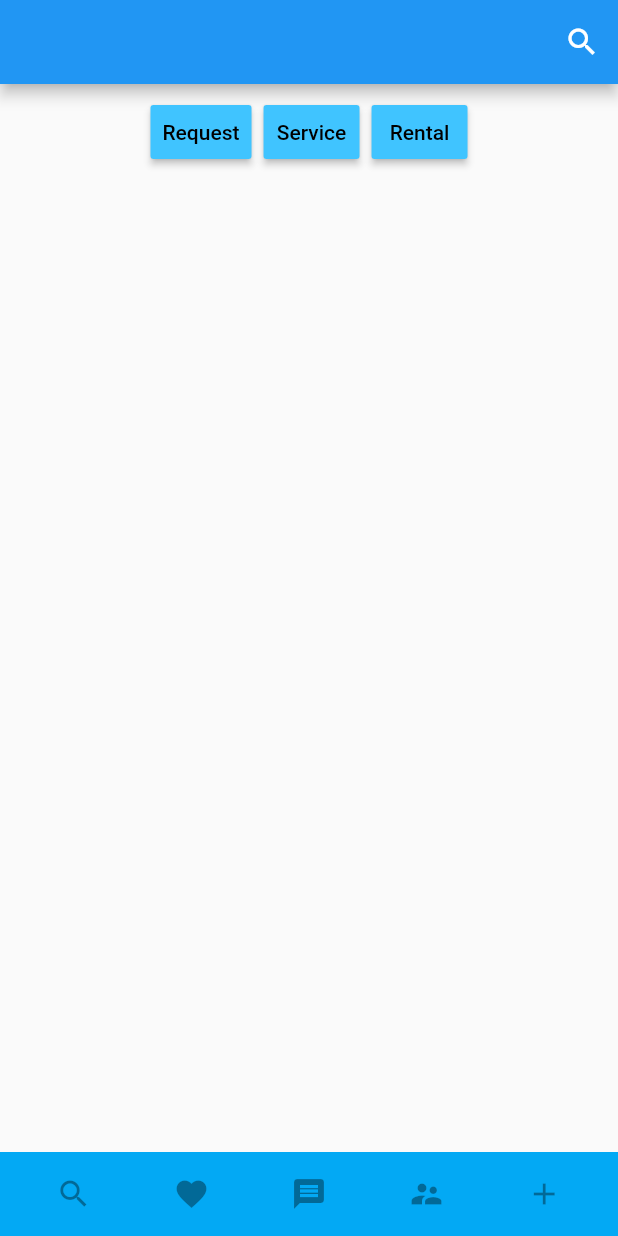
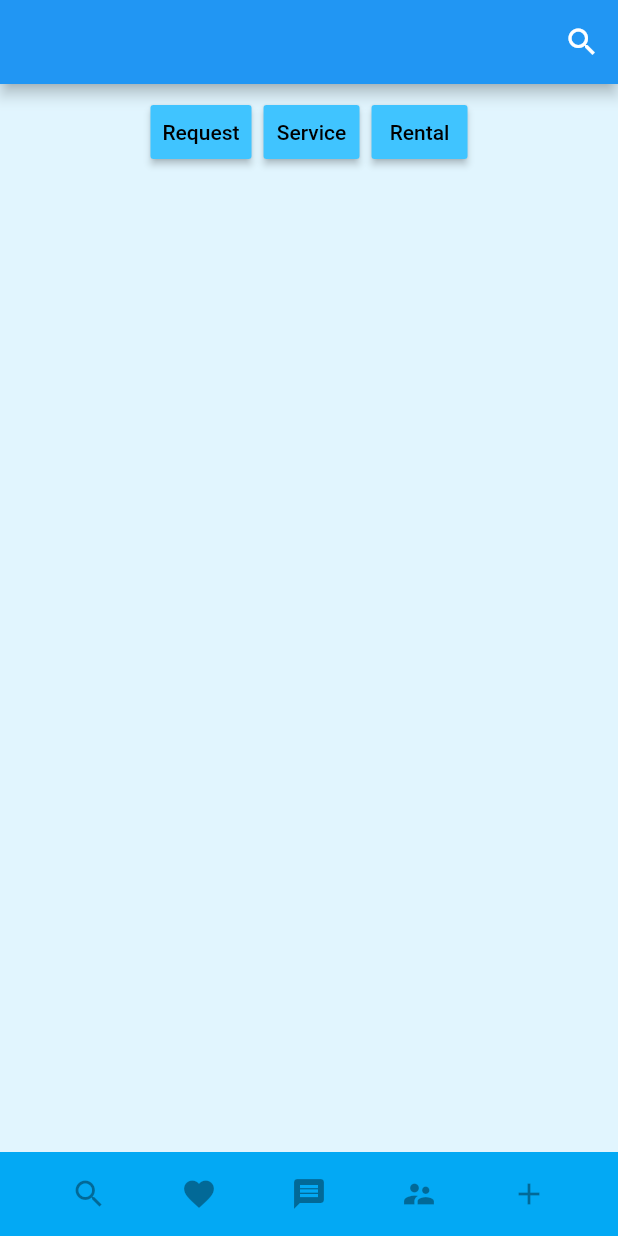
Before and after one commit to jnisitha/client_side_app, a Flutter app: the screen it shows after launch, on a phone screen of 412 x 824 dp. Run offline on Flutter 3.47's test engine with Material 2 defaults, Android fonts, the phone set to English and light mode, and no system bars.

Commit message:
Change BottomBar structure

```diff
--- a/lib/home.dart
+++ b/lib/home.dart
@@ -4,6 +4,7 @@ class HomePage extends StatelessWidget {
   @override
   Widget build(BuildContext context) {
     return Scaffold(
+      backgroundColor: Colors.lightBlue[50],
       body: HomeBody(), //prolly a better way of doing this exists.
       bottomNavigationBar: BottomAppBar(),
     );
@@ -31,17 +32,17 @@ class HomeBody extends StatelessWidget {
             RaisedButton(
               color: Colors.lightBlueAccent,
               child: const Text('Request'),
-              onPressed: (){}, //Route to other pages
+              onPressed: () {}, //Route to other pages
             ),
             RaisedButton(
               color: Colors.lightBlueAccent,
               child: const Text('Service'),
-              onPressed: (){},
+              onPressed: () {},
             ),
             RaisedButton(
               color: Colors.lightBlueAccent,
               child: const Text('Rental'),
-              onPressed: (){},
+              onPressed: () {},
             ),
           ],
         ),
@@ -87,7 +88,8 @@ class SearchBar extends SearchDelegate<String> {
   }
 
   @override
-  Widget buildResults(BuildContext context) { //This should direct to whatever route the query gives.
+  Widget buildResults(BuildContext context) {
+    //This should direct to whatever route the query gives.
     return Container(
         height: 100.0,
         width: 100.0,
@@ -135,31 +137,22 @@ class BottomAppBar extends StatelessWidget {
         padding: EdgeInsets.symmetric(horizontal: 10.0),
         decoration: BoxDecoration(color: Colors.lightBlue),
         child: Row(
+          mainAxisAlignment: MainAxisAlignment.spaceEvenly,
           children: <Widget>[
-            Expanded(
-              child: IconButton(
-                icon: Icon(Icons.search),
-              ),
+            IconButton(
+              icon: Icon(Icons.search),
             ),
-            Expanded(
-              child: IconButton(
-                icon: Icon(Icons.favorite),
-              ),
+            IconButton(
+              icon: Icon(Icons.favorite),
             ),
-            Expanded(
-              child: IconButton(
-                icon: Icon(Icons.message),
-              ),
+            IconButton(
+              icon: Icon(Icons.message),
             ),
-            Expanded(
-              child: IconButton(
-                icon: Icon(Icons.supervisor_account),
-              ),
+            IconButton(
+              icon: Icon(Icons.supervisor_account),
             ),
-            Expanded(
-              child: IconButton(
-                icon: Icon(Icons.add),
-              ),
+            IconButton(
+              icon: Icon(Icons.add),
             ),
           ],
         ));
```
